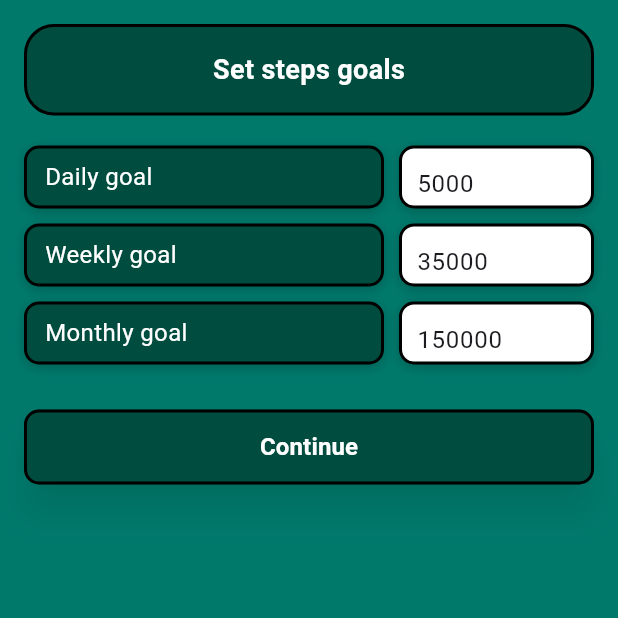
After one commit to giorgostzamouranis/WalkWin, a Flutter app: the StepGoalsPage screen opened by its route, on a phone screen of 412 x 824 dp, the top half of it. The commit adds this screen. Run offline on Flutter 3.47's test engine with Material 3 defaults, Android fonts, the phone set to English and light mode, and no system bars; our stand-ins replace cloud_firestore, device_preview, firebase_auth, firebase_core; accounts and stored records are empty.

Commit message:
Step goals and arrow back correction Profile

```diff
--- a/walkwin/lib/screens/sign_up_page.dart
+++ b/walkwin/lib/screens/sign_up_page.dart
@@ -1,7 +1,8 @@
 import 'package:flutter/material.dart';
 import 'package:firebase_auth/firebase_auth.dart';
 import 'package:cloud_firestore/cloud_firestore.dart';  // Import Firestore
-import 'home_page.dart';
+// import 'home_page.dart';
+import 'step_goals_page.dart';
 
 class SignUpPage extends StatefulWidget {
   const SignUpPage({Key? key}) : super(key: key);
@@ -57,7 +58,7 @@ class _SignUpPageState extends State<SignUpPage> {
       // Navigate to the home page
       Navigator.pushReplacement(
         context,
-        MaterialPageRoute(builder: (context) => const HomePage()),
+        MaterialPageRoute(builder: (context) => const StepGoalsPage()),
       );
     } on FirebaseAuthException catch (e) {
       _showError(e.message ?? 'An error occurred during sign up.');
--- /dev/null
+++ b/walkwin/lib/screens/step_goals_page.dart
@@ -0,0 +1,167 @@
+import 'package:flutter/material.dart';
+import 'package:cloud_firestore/cloud_firestore.dart';
+import 'package:firebase_auth/firebase_auth.dart';
+
+class StepGoalsPage extends StatefulWidget {
+  const StepGoalsPage({Key? key}) : super(key: key);
+
+  @override
+  _StepGoalsPageState createState() => _StepGoalsPageState();
+}
+
+class _StepGoalsPageState extends State<StepGoalsPage> {
+  final TextEditingController _dailyGoalController = TextEditingController(text: "5000");
+  final TextEditingController _weeklyGoalController = TextEditingController(text: "35000");
+  final TextEditingController _monthlyGoalController = TextEditingController(text: "150000");
+
+  void _saveGoals() async {
+    try {
+      final userId = FirebaseAuth.instance.currentUser?.uid;
+
+      if (userId != null) {
+        await FirebaseFirestore.instance.collection('users').doc(userId).update({
+          'dailyGoal': int.tryParse(_dailyGoalController.text) ?? 5000,
+          'weeklyGoal': int.tryParse(_weeklyGoalController.text) ?? 35000,
+          'monthlyGoal': int.tryParse(_monthlyGoalController.text) ?? 150000,
+        });
+
+        // Navigate to the home page
+        Navigator.pushReplacementNamed(context, '/home');
+      } else {
+        ScaffoldMessenger.of(context).showSnackBar(
+          const SnackBar(content: Text("User not logged in")),
+        );
+      }
+    } catch (e) {
+      ScaffoldMessenger.of(context).showSnackBar(
+        SnackBar(content: Text("Failed to save goals: $e")),
+      );
+    }
+  }
+
+  @override
+  Widget build(BuildContext context) {
+    return Scaffold(
+      backgroundColor: Colors.teal.shade700,
+      body: SafeArea(
+        child: Padding(
+          padding: const EdgeInsets.all(16.0),
+          child: Column(
+            crossAxisAlignment: CrossAxisAlignment.start,
+            children: [
+              // Header
+              Container(
+                width: double.infinity,
+                height: 61,
+                decoration: BoxDecoration(
+                  color: const Color(0xFF004D40),
+                  borderRadius: BorderRadius.circular(20),
+                  border: Border.all(color: Colors.black, width: 2),
+                ),
+                child: const Center(
+                  child: Text(
+                    "Set steps goals",
+                    style: TextStyle(color: Colors.white, fontSize: 18, fontWeight: FontWeight.bold),
+                  ),
+                ),
+              ),
+              const SizedBox(height: 20),
+
+              // Daily Goal
+              _buildGoalInput("Daily goal", _dailyGoalController),
+              const SizedBox(height: 10),
+
+              // Weekly Goal
+              _buildGoalInput("Weekly goal", _weeklyGoalController),
+              const SizedBox(height: 10),
+
+              // Monthly Goal
+              _buildGoalInput("Monthly goal", _monthlyGoalController),
+              const SizedBox(height: 30),
+
+              // Continue Button
+              Center(
+                child: SizedBox(
+                  width: double.infinity,
+                  height: 50,
+                  child: ElevatedButton(
+                    onPressed: _saveGoals,
+                    style: ElevatedButton.styleFrom(
+                      backgroundColor: const Color(0xFF004D40),
+                      shape: RoundedRectangleBorder(
+                        borderRadius: BorderRadius.circular(10),
+                        side: const BorderSide(color: Colors.black, width: 2),
+                      ),
+                      shadowColor: Colors.black.withOpacity(0.4),
+                      elevation: 10,
+                    ),
+                    child: const Text(
+                      "Continue",
+                      style: TextStyle(color: Colors.white, fontSize: 16, fontWeight: FontWeight.bold),
+                    ),
+                  ),
+                ),
+              ),
+            ],
+          ),
+        ),
+      ),
+    );
+  }
+
+  Widget _buildGoalInput(String label, TextEditingController controller) {
+    return Row(
+      children: [
+        Container(
+          width: 240,
+          height: 42,
+          decoration: BoxDecoration(
+            color: const Color(0xFF004D40),
+            borderRadius: BorderRadius.circular(10),
+            border: Border.all(color: Colors.black, width: 2),
+            boxShadow: [
+              BoxShadow(
+                color: Colors.black.withOpacity(0.2),
+                blurRadius: 6,
+                offset: const Offset(0, 2),
+              ),
+            ],
+          ),
+          alignment: Alignment.centerLeft,
+          padding: const EdgeInsets.symmetric(horizontal: 12),
+          child: Text(
+            label,
+            style: const TextStyle(color: Colors.white, fontSize: 16),
+          ),
+        ),
+        const SizedBox(width: 10),
+        Expanded(
+          child: Container(
+            height: 42,
+            decoration: BoxDecoration(
+              color: Colors.white,
+              borderRadius: BorderRadius.circular(10),
+              border: Border.all(color: Colors.black, width: 2),
+              boxShadow: [
+                BoxShadow(
+                  color: Colors.black.withOpacity(0.2),
+                  blurRadius: 6,
+                  offset: const Offset(0, 2),
+                ),
+              ],
+            ),
+            child: TextField(
+              controller: controller,
+              keyboardType: TextInputType.number,
+              decoration: const InputDecoration(
+                border: InputBorder.none,
+                contentPadding: EdgeInsets.symmetric(horizontal: 10),
+                hintStyle: TextStyle(color: Colors.grey),
+              ),
+            ),
+          ),
+        ),
+      ],
+    );
+  }
+}
```
Also changed, not shown: walkwin/lib/main.dart (+5 -4 lines), walkwin/lib/screens/challenges_page.dart (+17 -1 lines), walkwin/lib/screens/change_step_goals_page.dart (added, +203 -0 lines), walkwin/lib/screens/home_page.dart (+17 -1 lines), walkwin/lib/screens/profile_page.dart (+27 -3 lines), walkwin/lib/screens/store_page.dart (+9 -8 lines).
